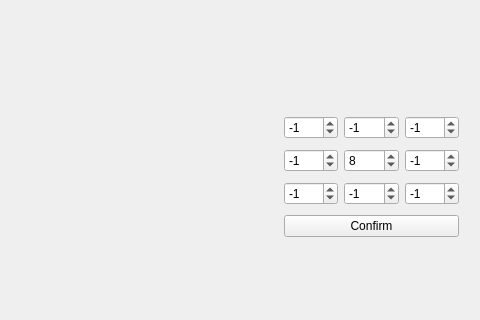
This is FiltOption/HighPassFilt/src/HighPassFilt/highpassfilt.ui in Rodelph/Image-Processing-Utility as Qt 5 draws it before an edit; both pictures show x 886 to 1366 and y 178 to 498 of the 1366 by 720 pixel window. The edited form follows.
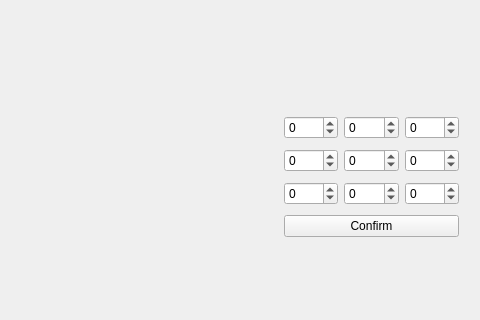
This is the edited form.

```diff
--- a/FiltOption/HighPassFilt/src/HighPassFilt/highpassfilt.ui
+++ b/FiltOption/HighPassFilt/src/HighPassFilt/highpassfilt.ui
@@ -131,7 +131,7 @@
          <number>-99</number>
         </property>
         <property name="value">
-         <number>-1</number>
+         <number>0</number>
         </property>
        </widget>
       </item>
@@ -141,7 +141,7 @@
          <number>-99</number>
         </property>
         <property name="value">
-         <number>-1</number>
+         <number>0</number>
         </property>
        </widget>
       </item>
@@ -151,7 +151,7 @@
          <number>-99</number>
         </property>
         <property name="value">
-         <number>-1</number>
+         <number>0</number>
         </property>
        </widget>
       </item>
@@ -165,7 +165,7 @@
          <number>-99</number>
         </property>
         <property name="value">
-         <number>-1</number>
+         <number>0</number>
         </property>
        </widget>
       </item>
@@ -175,7 +175,7 @@
          <number>-99</number>
         </property>
         <property name="value">
-         <number>8</number>
+         <number>0</number>
         </property>
        </widget>
       </item>
@@ -185,7 +185,7 @@
          <number>-99</number>
         </property>
         <property name="value">
-         <number>-1</number>
+         <number>0</number>
         </property>
        </widget>
       </item>
@@ -199,7 +199,7 @@
          <number>-99</number>
         </property>
         <property name="value">
-         <number>-1</number>
+         <number>0</number>
         </property>
        </widget>
       </item>
@@ -209,7 +209,7 @@
          <number>-99</number>
         </property>
         <property name="value">
-         <number>-1</number>
+         <number>0</number>
         </property>
        </widget>
       </item>
@@ -219,7 +219,7 @@
          <number>-99</number>
         </property>
         <property name="value">
-         <number>-1</number>
+         <number>0</number>
         </property>
        </widget>
       </item>
```
